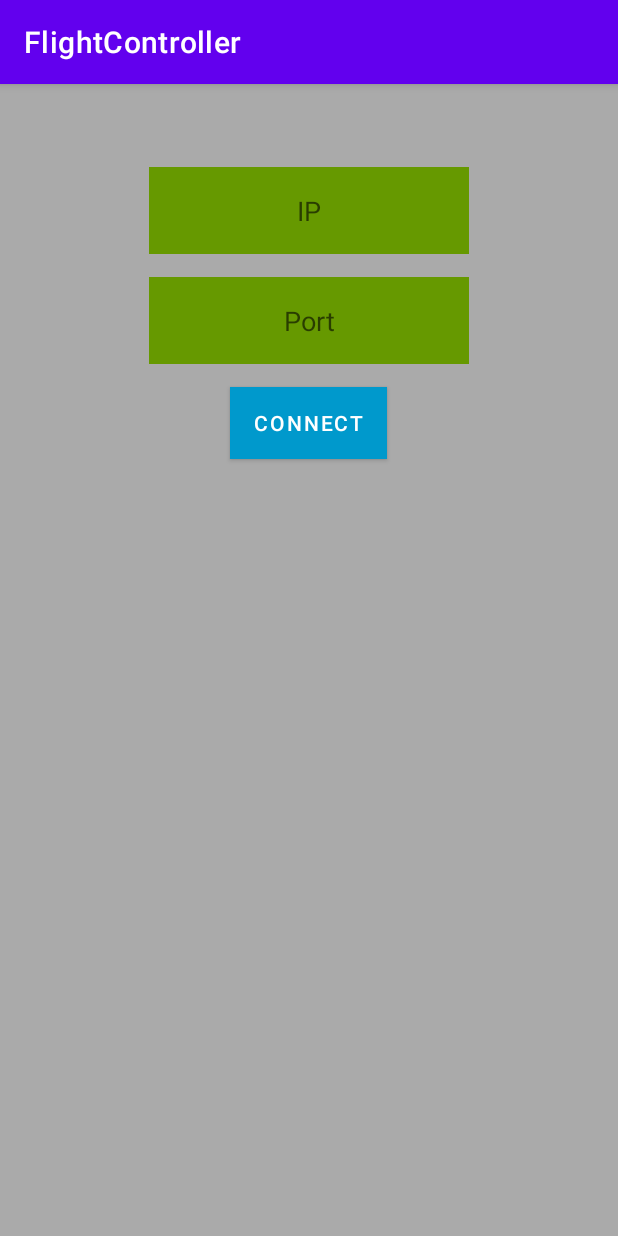
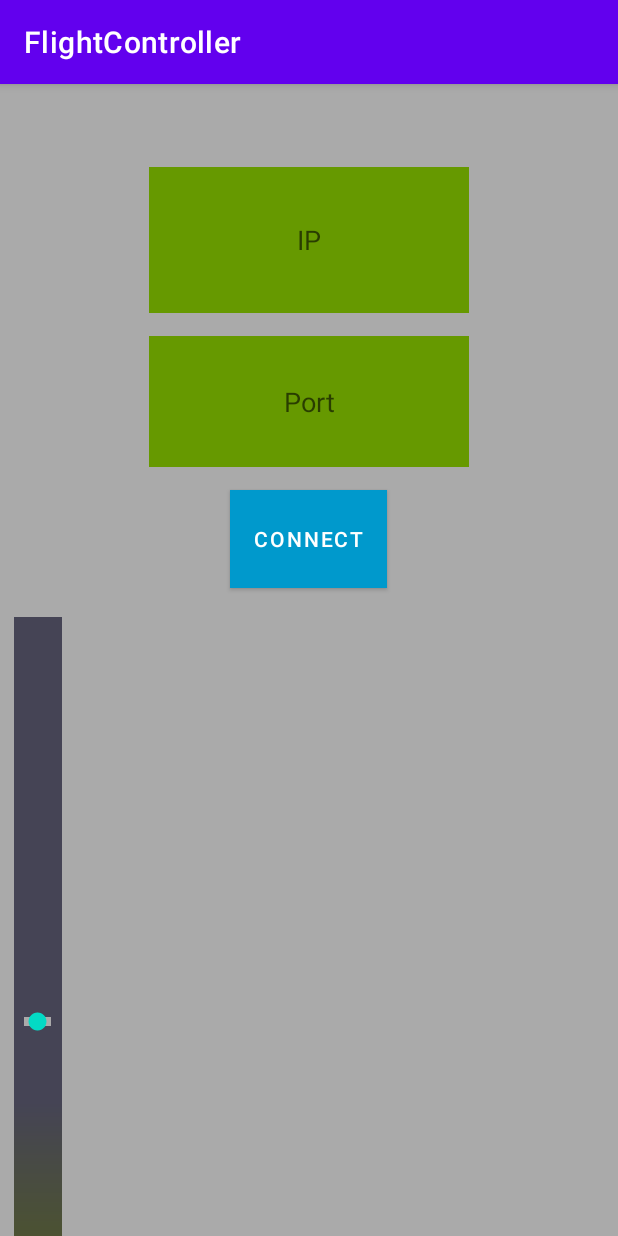
Before and after one commit to noamsal/FlightSimulator-Controller, an Android app: the screen it shows after launch (MainActivity), on a phone screen of 412 x 824 dp. Run offline under Robolectric (Android 15) with nearby library versions, the phone set to English and light mode, and no system bars; our stand-ins replace data binding.

Commit message:
Noam - created two seek-bars

```diff
--- /dev/null
+++ b/app/src/main/res/drawable/custom_progress.xml
@@ -0,0 +1,11 @@
+<?xml version="1.0" encoding="UTF-8"?>
+<layer-list xmlns:android="http://schemas.android.com/apk/res/android">
+    <item>
+
+        <shape>
+            <gradient android:useLevel="true"
+                android:startColor="#560"
+                android:endColor="#454455"/>
+        </shape>
+    </item>
+</layer-list>
--- a/app/src/main/res/layout/activity_main.xml
+++ b/app/src/main/res/layout/activity_main.xml
@@ -18,24 +18,23 @@
         tools:context=".views.MainActivity">
 
 
-
         <EditText
             android:id="@+id/IP_number"
             android:layout_width="wrap_content"
-            android:layout_height="58dp"
+            android:layout_height="97dp"
             android:layout_gravity="center|center_horizontal"
             android:layout_marginTop="15dp"
             android:background="@android:color/holo_green_dark"
+            android:digits="01234567890."
             android:ems="10"
             android:hint="@string/IP_number"
             android:inputType="number"
-            android:digits="01234567890."
             android:textAlignment="center" />
 
         <EditText
             android:id="@+id/Port_number"
             android:layout_width="wrap_content"
-            android:layout_height="58dp"
+            android:layout_height="87dp"
             android:layout_gravity="center|center_horizontal"
             android:layout_marginTop="15dp"
             android:background="@android:color/holo_green_dark"
@@ -47,14 +46,73 @@
         <Button
             android:id="@+id/Connect_Button"
             android:layout_width="wrap_content"
-            android:layout_height="wrap_content"
+            android:layout_height="65dp"
             android:layout_gravity="center_horizontal"
             android:layout_marginTop="15dp"
             android:background="@color/teal_700"
+            android:onClick="@{() -> viewmodel.onConnect()}"
             android:text="@string/Submit_Button"
-            app:backgroundTint="@android:color/holo_blue_dark"
-            android:onClick="@{() -> viewmodel.onConnect()}"/>
+            app:backgroundTint="@android:color/holo_blue_dark" />
 
+        <!-- layout for holding two frames - one for the verticall seek-bar, and one for joystick       -->
+        <LinearLayout
+            android:layout_width="match_parent"
+            android:layout_height="603dp"
+            android:orientation="horizontal">
+
+            <!-- layout for vertical seekbar + joystick  -->
+
+            <FrameLayout
+                android:id="@+id/VolumeLayout"
+                android:layout_width="573dp"
+                android:layout_height="576dp"
+                android:orientation="horizontal"
+                android:rotation="270">
+
+                <SeekBar
+                    android:id="@+id/throttle"
+                    android:layout_width="571dp"
+                    android:layout_height="54dp"
+                    android:layout_gravity="start"
+                    android:progress="50"
+                    android:progressDrawable="@drawable/custom_progress"
+                    android:secondaryProgress="40"
+
+                    />
+
+
+            </FrameLayout>
+
+
+        <!-- layout for joystick  -->
+            <FrameLayout
+                android:layout_width="244dp"
+                android:layout_height="508dp">
+
+            </FrameLayout>
+
+
+        </LinearLayout>
+
+
+
+
+
+
+
+
+
+        <!-- HORIZONTAL seek-bar: rudder  -->
+        <SeekBar
+            android:id="@+id/rudder"
+            android:layout_width="731dp"
+            android:layout_height="54dp"
+            android:layout_gravity="center|center_horizontal"
+            android:layout_marginTop="10dp"
+
+            android:max="1"
+            android:progress="40"
+            android:progressDrawable="@drawable/custom_progress" />
 
 
 
```
